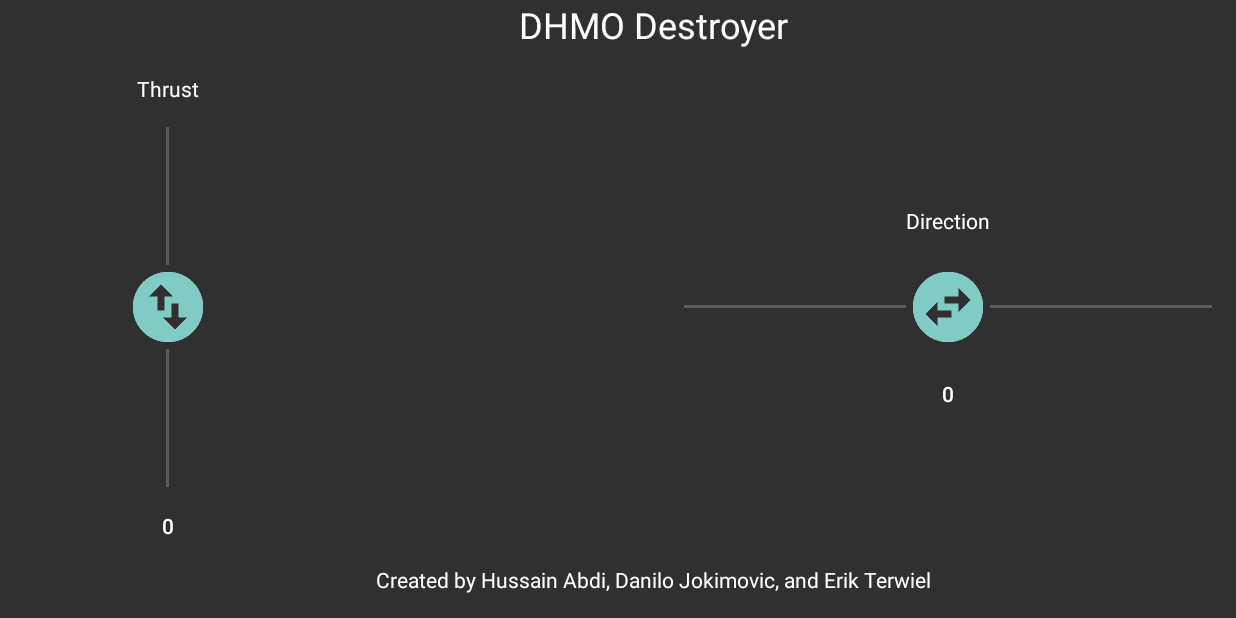
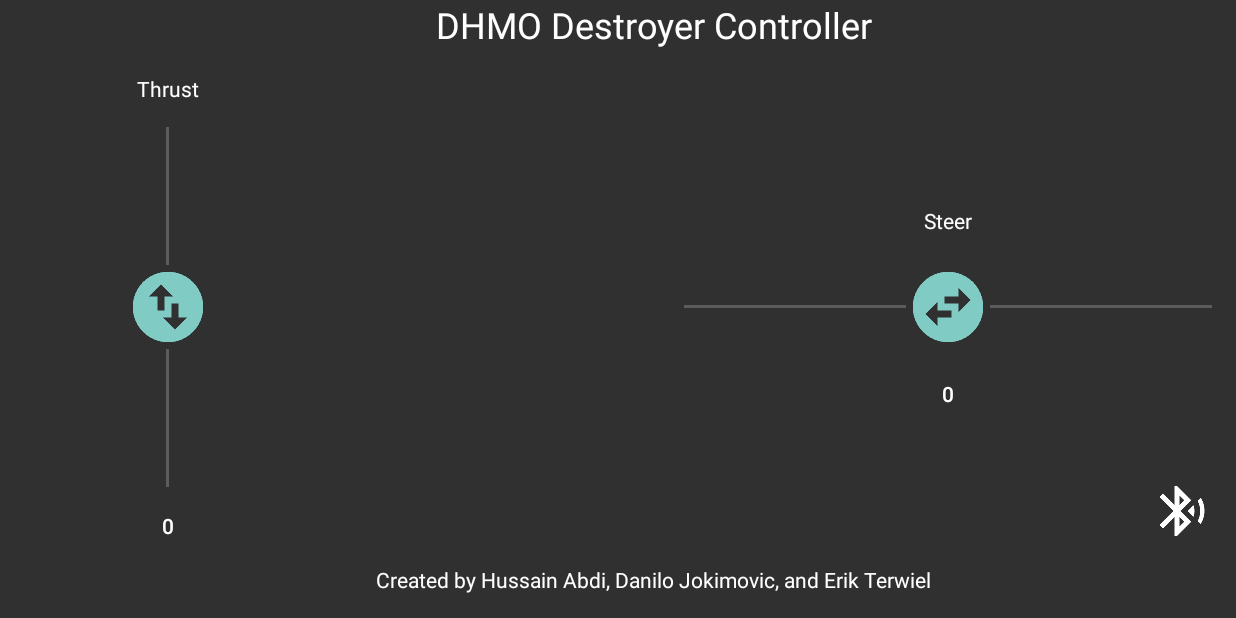
Before and after one commit to erikterwiel/DHMODestroyer, an Android app: the ControllerActivity screen opened directly, with no data from a screen before it, on a phone screen of 824 x 412 dp (held sideways). Run offline under Robolectric (Android 15) with nearby library versions, the phone set to English and light mode, and no system bars; 2 statements that could not run were skipped.

Commit message:
ControllerActivity now has a Bluetooth connectivity indicator

```diff
--- a/app/src/main/java/erikterwiel/dhmodestroyer/ControllerActivity.java
+++ b/app/src/main/java/erikterwiel/dhmodestroyer/ControllerActivity.java
@@ -15,6 +15,7 @@ import android.util.Log;
 import android.util.TypedValue;
 import android.view.View;
 import android.view.animation.DecelerateInterpolator;
+import android.widget.ImageView;
 import android.widget.SeekBar;
 import android.widget.TextView;
 
@@ -35,12 +36,18 @@ public class ControllerActivity extends AppCompatActivity {
     private SeekBar mHorizontalStick;
     private TextView mVerticalValue;
     private TextView mHorizontalValue;
+    private ImageView mBluetoothStatus;
+    private boolean mDrawableChanged = false;
 
     @Override
     protected void onCreate(Bundle savedInstanceState) {
 
         Log.i(TAG, "onCreate() called");
         super.onCreate(savedInstanceState);
+
+        mDevice = getIntent().getParcelableExtra("Device");
+        mBluetoothAdapter = BluetoothAdapter.getDefaultAdapter();
+        new ConnectBluetooth().execute();
 
         View decorView = getWindow().getDecorView();
         int uIOptions =   View.SYSTEM_UI_FLAG_HIDE_NAVIGATION
@@ -50,19 +57,20 @@ public class ControllerActivity extends AppCompatActivity {
         decorView.setSystemUiVisibility(uIOptions);
         setContentView(R.layout.activity_controller);
 
-        mDevice = getIntent().getParcelableExtra("Device");
-        mBluetoothAdapter = BluetoothAdapter.getDefaultAdapter();
-        new ConnectBluetooth().execute();
-
         mVerticalStick = (SeekBar) findViewById(R.id.controller_vertical_stick);
         mHorizontalStick = (SeekBar) findViewById(R.id.controller_horizontal_stick);
         mVerticalValue = (TextView) findViewById(R.id.controller_vertical_value);
         mHorizontalValue = (TextView) findViewById(R.id.controller_horizontal_value);
-
+        mBluetoothStatus = (ImageView) findViewById(R.id.controller_status);
 
         mVerticalStick.setOnSeekBarChangeListener(new SeekBar.OnSeekBarChangeListener() {
             @Override
             public void onProgressChanged(SeekBar seekBar, int progress, boolean fromUser) {
+                if (mBluetoothSocket.isConnected() && !mDrawableChanged) {
+                    mBluetoothStatus.setImageResource(R.drawable.ic_bluetooth_connected_white_48dp);
+                    mDrawableChanged = true;
+
+                }
                 mVerticalValue.setText(Integer.toString(progress - 50));
                 try {
                     String toSend = "v" + Integer.toString(progress);
@@ -85,6 +93,10 @@ public class ControllerActivity extends AppCompatActivity {
         mHorizontalStick.setOnSeekBarChangeListener(new SeekBar.OnSeekBarChangeListener() {
             @Override
             public void onProgressChanged(SeekBar seekBar, int progress, boolean fromUser) {
+                if (mBluetoothSocket.isConnected() && !mDrawableChanged) {
+                    mBluetoothStatus.setImageResource(R.drawable.ic_bluetooth_connected_white_48dp);
+                    mDrawableChanged = true;
+                }
                 mHorizontalValue.setText(Integer.toString(progress - 50));
                 try {
                     String toSend = "h" + Integer.toString(progress);
@@ -121,9 +133,6 @@ public class ControllerActivity extends AppCompatActivity {
         Drawable thumbDrawable2 = new BitmapDrawable(
                 getResources(), Bitmap.createScaledBitmap(thumbBitmap2, px, px, true));
         mHorizontalStick.setThumb(thumbDrawable2);
-
-
-
     }
 
     private void animate(SeekBar seekBar, int progress, int speed) {
--- a/app/src/main/res/layout/activity_controller.xml
+++ b/app/src/main/res/layout/activity_controller.xml
@@ -5,7 +5,7 @@
     android:layout_height="match_parent"
     android:layout_marginStart="48dp"
     android:layout_marginBottom="16dp"
-    android:orientation="vertical" >
+    android:orientation="vertical">
     <TextView
         android:layout_width="wrap_content"
         android:layout_height="wrap_content"
@@ -49,31 +49,43 @@
             android:layout_width="match_parent"
             android:layout_height="match_parent"
             android:layout_weight="1"/>
-        <LinearLayout
-            android:layout_width="wrap_content"
+        <RelativeLayout
+            android:layout_width="384dp"
             android:layout_height="match_parent"
             android:layout_weight="0"
-            android:gravity="center"
             android:orientation="vertical">
-            <TextView
-                android:layout_width="wrap_content"
-                android:layout_height="wrap_content"
-                android:text="@string/controller_direction"
-                android:textAppearance="@style/TextAppearance.AppCompat.Body1"/>
             <SeekBar
                 android:id="@+id/controller_horizontal_stick"
                 android:layout_width="384dp"
                 android:layout_height="96dp"
+                android:layout_centerVertical="true"
                 android:progress="50"
                 android:clickable="false"
                 android:progressTint="@color/colorSeekBar"/>
+            <ImageView
+                android:id="@+id/controller_status"
+                android:layout_width="40dp"
+                android:layout_height="40dp"
+                android:layout_margin="16dp"
+                android:layout_alignParentBottom="true"
+                android:layout_alignParentEnd="true"
+                android:src="@drawable/ic_bluetooth_searching_white_48dp"/>
+            <TextView
+                android:layout_width="wrap_content"
+                android:layout_height="wrap_content"
+                android:layout_above="@id/controller_horizontal_stick"
+                android:layout_centerHorizontal="true"
+                android:text="@string/controller_direction"
+                android:textAppearance="@style/TextAppearance.AppCompat.Body1"/>
             <TextView
                 android:id="@+id/controller_horizontal_value"
                 android:layout_width="wrap_content"
                 android:layout_height="wrap_content"
+                android:layout_below="@id/controller_horizontal_stick"
+                android:layout_centerHorizontal="true"
                 android:text="@string/controller_value_default"
                 android:textAppearance="@style/TextAppearance.AppCompat.Body2"/>
-        </LinearLayout>
+        </RelativeLayout>
     </LinearLayout>
     <TextView
         android:layout_width="wrap_content"
--- a/app/src/main/res/values/strings.xml
+++ b/app/src/main/res/values/strings.xml
@@ -6,9 +6,9 @@
     <string name="launch_connect">Connect</string>
     <string name="bond_label">Bond</string>
     <string name="connect_label">Connect</string>
-    <string name="controller_title">DHMO Destroyer</string>
+    <string name="controller_title">DHMO Destroyer Controller</string>
     <string name="controller_thrust">Thrust</string>
-    <string name="controller_direction">Direction</string>
+    <string name="controller_direction">Steer</string>
     <string name="controller_value_default">0</string>
     <string name="controller_signature">Created by Hussain Abdi, Danilo Jokimovic, and Erik Terwiel</string>
 </resources>
```
Also changed, not shown: app/src/main/res/drawable/ic_bluetooth_connected_white_48dp.png (added), app/src/main/res/drawable/ic_bluetooth_searching_white_48dp.png (added).
